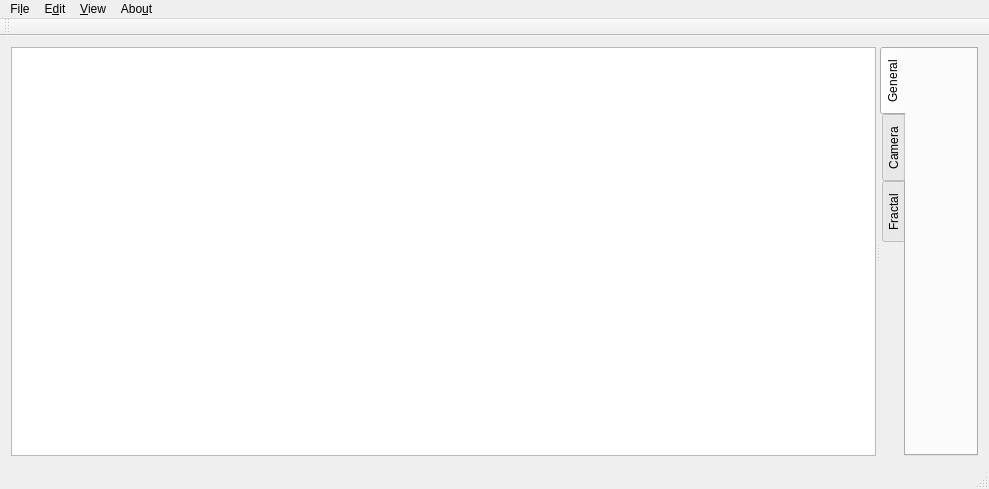
The window that src/gui/mainwindow.ui (zhehangd/qjulia2) describes before a commit, drawn with Qt 5.
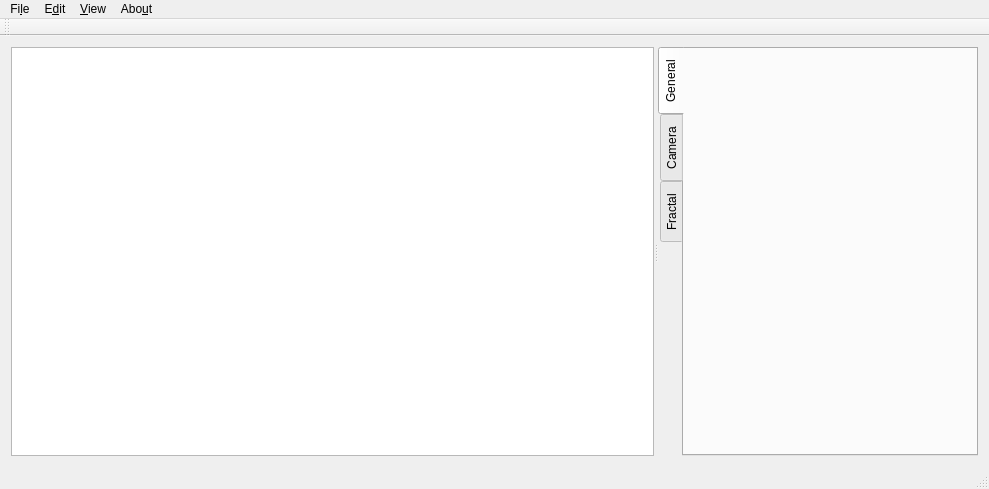
The same window after the commit. Custom widgets are drawn as their Qt base class.

Diff of the .ui file:
```diff
--- a/src/gui/mainwindow.ui
+++ b/src/gui/mainwindow.ui
@@ -20,8 +20,33 @@
       <property name="orientation">
        <enum>Qt::Horizontal</enum>
       </property>
-      <widget class="QGraphicsView" name="graphicsView"/>
+      <widget class="QGraphicsView" name="graphicsView">
+       <property name="sizePolicy">
+        <sizepolicy hsizetype="Expanding" vsizetype="Expanding">
+         <horstretch>2</horstretch>
+         <verstretch>0</verstretch>
+        </sizepolicy>
+       </property>
+       <property name="minimumSize">
+        <size>
+         <width>640</width>
+         <height>320</height>
+        </size>
+       </property>
+      </widget>
       <widget class="QTabWidget" name="tabWidget">
+       <property name="sizePolicy">
+        <sizepolicy hsizetype="Expanding" vsizetype="Expanding">
+         <horstretch>1</horstretch>
+         <verstretch>0</verstretch>
+        </sizepolicy>
+       </property>
+       <property name="minimumSize">
+        <size>
+         <width>320</width>
+         <height>0</height>
+        </size>
+       </property>
        <property name="tabPosition">
         <enum>QTabWidget::West</enum>
        </property>
```
Left out of the diff: 2 changed lines with no effect on the pictures.
